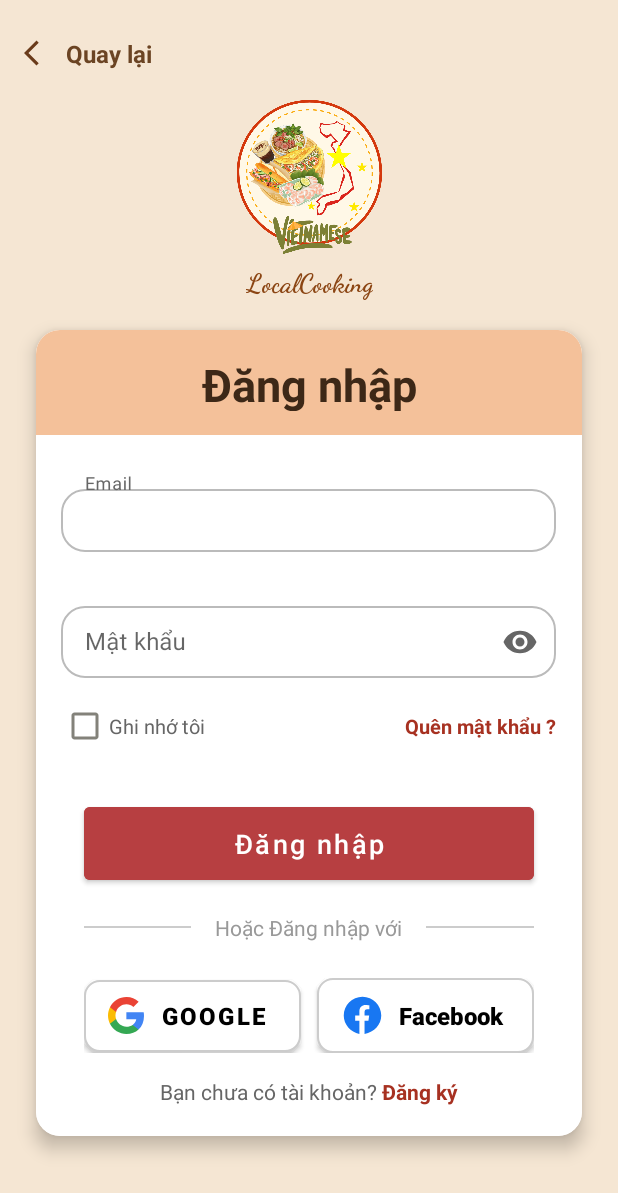
After one commit to TrieuTien0311/LOCALCOOKING, an Android app: the layout activity_login.xml on its own in the app's theme, with its tools: preview values and no code run, on a phone screen of 412 x 824 dp. The commit adds this screen. Shown: the top 1193 px of the screen. Run offline under Robolectric (Android 15) with nearby library versions, the phone set to English and light mode, and no system bars.

Commit message:
Hoàn thành trang đăng nhập

```diff
--- /dev/null
+++ b/app/src/main/java/com/example/localcooking_v3t/Login.java
@@ -0,0 +1,27 @@
+package com.example.localcooking_v3t;
+
+import android.os.Bundle;
+
+import androidx.activity.EdgeToEdge;
+import androidx.appcompat.app.AppCompatActivity;
+import androidx.core.graphics.Insets;
+import androidx.core.view.ViewCompat;
+import androidx.core.view.WindowInsetsCompat;
+
+public class Login extends AppCompatActivity {
+
+    @Override
+    protected void onCreate(Bundle savedInstanceState) {
+        super.onCreate(savedInstanceState);
+        EdgeToEdge.enable(this);
+        setContentView(R.layout.activity_login);
+
+        // Cấu hình EdgeToEdge
+        ViewCompat.setOnApplyWindowInsetsListener(findViewById(R.id.main), (v, insets) -> {
+            Insets systemBars = insets.getInsets(WindowInsetsCompat.Type.systemBars());
+            v.setPadding(systemBars.left, systemBars.top, systemBars.right, systemBars.bottom);
+            return insets;
+        });
+
+    }
+}
--- /dev/null
+++ b/app/src/main/res/layout/activity_login.xml
@@ -0,0 +1,300 @@
+<?xml version="1.0" encoding="utf-8"?>
+<androidx.constraintlayout.widget.ConstraintLayout
+    xmlns:android="http://schemas.android.com/apk/res/android"
+    xmlns:tools="http://schemas.android.com/tools"
+    xmlns:app="http://schemas.android.com/apk/res-auto"
+    android:id="@+id/main"
+    android:layout_width="match_parent"
+    android:layout_height="match_parent"
+    android:background="#F5E6D3"
+    tools:context=".Login">
+
+    <!-- Back Button -->
+    <ImageView
+        android:id="@+id/btnBack"
+        android:layout_width="20dp"
+        android:layout_height="20dp"
+        android:layout_marginStart="16dp"
+        android:layout_marginTop="25dp"
+        android:contentDescription="Back"
+        android:src="@drawable/ic_back"
+        app:layout_constraintStart_toStartOf="parent"
+        app:layout_constraintTop_toTopOf="parent" />
+
+    <TextView
+        android:id="@+id/tvBack"
+        android:layout_width="wrap_content"
+        android:layout_height="wrap_content"
+        android:layout_marginStart="8dp"
+        android:text="Quay lại"
+        android:textColor="#6B4423"
+        android:textSize="16sp"
+        android:textStyle="bold"
+        app:layout_constraintBottom_toBottomOf="@id/btnBack"
+        app:layout_constraintStart_toEndOf="@id/btnBack"
+        app:layout_constraintTop_toTopOf="@id/btnBack" />
+
+    <!-- Logo -->
+    <ImageView
+        android:id="@+id/ivLogo"
+        android:layout_width="110dp"
+        android:layout_height="110dp"
+        android:layout_marginTop="60dp"
+        android:contentDescription="Logo"
+        android:src="@drawable/logo"
+        app:layout_constraintEnd_toEndOf="parent"
+        app:layout_constraintStart_toStartOf="parent"
+        app:layout_constraintTop_toTopOf="parent" />
+
+    <!-- Local Cooking Text -->
+    <TextView
+        android:id="@+id/tvAppName"
+        android:layout_width="wrap_content"
+        android:layout_height="wrap_content"
+        android:layout_marginTop="8dp"
+        android:fontFamily="cursive"
+        android:text="LocalCooking"
+        android:textColor="#8B4513"
+        android:textSize="17sp"
+        android:textStyle="bold"
+        app:layout_constraintEnd_toEndOf="parent"
+        app:layout_constraintStart_toStartOf="parent"
+        app:layout_constraintTop_toBottomOf="@id/ivLogo" />
+
+    <!-- Card Container -->
+    <androidx.cardview.widget.CardView
+        android:id="@+id/cardLogin"
+        android:layout_width="0dp"
+        android:layout_height="wrap_content"
+        android:layout_marginStart="24dp"
+        android:layout_marginTop="20dp"
+        android:layout_marginEnd="24dp"
+        app:cardCornerRadius="16dp"
+        app:cardElevation="7dp"
+        app:layout_constraintEnd_toEndOf="parent"
+        app:layout_constraintStart_toStartOf="parent"
+        app:layout_constraintTop_toBottomOf="@id/tvAppName">
+
+        <LinearLayout
+            android:layout_width="match_parent"
+            android:layout_height="wrap_content"
+            android:background="#FFFFFF"
+            android:orientation="vertical"
+            android:padding="0dp">
+
+            <!-- Title -->
+            <TextView
+                android:layout_width="match_parent"
+                android:layout_height="70dp"
+                android:layout_marginBottom="25dp"
+                android:background="#F4C19A"
+                android:gravity="center"
+                android:padding="16dp"
+                android:text="Đăng nhập"
+                android:textColor="#3D2817"
+                android:textSize="30sp"
+                android:textStyle="bold" />
+
+            <!-- Email Input with Floating Label -->
+            <com.google.android.material.textfield.TextInputLayout
+                android:id="@+id/tilEmail"
+                android:layout_width="330dp"
+                android:layout_height="wrap_content"
+                android:layout_gravity="center_horizontal"
+                android:layout_marginBottom="25dp"
+                android:hint="Email"
+                app:boxBackgroundColor="@android:color/transparent"
+                app:boxBackgroundMode="none"
+                app:hintAnimationEnabled="true"
+                app:hintEnabled="true"
+                app:hintTextColor="#666666">
+
+                <com.google.android.material.textfield.TextInputEditText
+                    android:id="@+id/idEmail"
+                    android:layout_width="match_parent"
+                    android:layout_height="wrap_content"
+                    android:background="@drawable/input_bg"
+                    android:inputType="textEmailAddress"
+                    android:paddingLeft="30dp"
+                    android:paddingTop="10dp"
+                    android:paddingEnd="15dp"
+                    android:paddingBottom="10dp" />
+            </com.google.android.material.textfield.TextInputLayout>
+
+            <!-- Mật khẩu Input with Floating Label and Password Toggle -->
+            <com.google.android.material.textfield.TextInputLayout
+                android:id="@+id/tilMatKhau"
+                android:layout_width="330dp"
+                android:layout_height="wrap_content"
+                android:layout_gravity="center_horizontal"
+                android:layout_marginBottom="8dp"
+                android:hint="Mật khẩu"
+                app:boxBackgroundColor="@android:color/transparent"
+                app:boxBackgroundMode="none"
+                app:hintAnimationEnabled="true"
+                app:hintEnabled="true"
+                app:hintTextColor="#666666"
+                app:passwordToggleEnabled="true"
+                app:passwordToggleTint="#666666">
+
+                <com.google.android.material.textfield.TextInputEditText
+                    android:id="@+id/idMatKhau"
+                    android:layout_width="match_parent"
+                    android:layout_height="wrap_content"
+                    android:background="@drawable/input_bg"
+                    android:inputType="textPassword"
+                    android:paddingLeft="30dp"
+                    android:paddingTop="10dp"
+                    android:paddingEnd="50dp"
+                    android:paddingBottom="10dp" />
+            </com.google.android.material.textfield.TextInputLayout>
+
+            <!-- Remember Me and Forgot Password Row -->
+            <LinearLayout
+                android:layout_width="330dp"
+                android:layout_height="wrap_content"
+                android:layout_gravity="center_horizontal"
+                android:layout_marginBottom="16dp"
+                android:gravity="center_vertical"
+                android:orientation="horizontal">
+
+                <CheckBox
+                    android:id="@+id/cbRememberMe"
+                    android:layout_width="0dp"
+                    android:layout_height="wrap_content"
+                    android:layout_weight="1"
+                    android:buttonTint="#83827A"
+                    android:text="Ghi nhớ tôi"
+                    android:textColor="#666666"
+                    android:textSize="13sp" />
+
+                <TextView
+                    android:id="@+id/tvForgotPassword"
+                    android:layout_width="wrap_content"
+                    android:layout_height="wrap_content"
+                    android:text="Quên mật khẩu ?"
+                    android:textColor="#A73121"
+                    android:textSize="13sp"
+                    android:textStyle="bold" />
+            </LinearLayout>
+
+            <!-- Login Button -->
+            <Button
+                android:id="@+id/btnDangNhap"
+                android:layout_width="300dp"
+                android:layout_height="wrap_content"
+                android:layout_gravity="center_horizontal"
+                android:layout_marginTop="8dp"
+                android:backgroundTint="#B73F41"
+                android:paddingTop="12dp"
+                android:paddingBottom="12dp"
+                android:text="Đăng nhập"
+                android:textAllCaps="false"
+                android:textSize="18sp" />
+
+            <!-- Divider -->
+            <LinearLayout
+                android:layout_width="300dp"
+                android:layout_height="wrap_content"
+                android:layout_gravity="center_horizontal"
+                android:layout_marginTop="16dp"
+                android:layout_marginBottom="24dp"
+                android:gravity="center_vertical"
+                android:orientation="horizontal">
+
+                <View
+                    android:layout_width="0dp"
+                    android:layout_height="1dp"
+                    android:layout_weight="1"
+                    android:background="#CCCCCC" />
+
+                <TextView
+                    android:layout_width="wrap_content"
+                    android:layout_height="wrap_content"
+                    android:layout_marginStart="16dp"
+                    android:layout_marginEnd="16dp"
+                    android:text="Hoặc Đăng nhập với"
+                    android:textColor="#999999"
+                    android:textSize="14sp" />
+
+                <View
+                    android:layout_width="0dp"
+                    android:layout_height="1dp"
+                    android:layout_weight="1"
+                    android:background="#CCCCCC" />
+            </LinearLayout>
+
+            <!-- Social Login Buttons -->
+            <LinearLayout
+                android:layout_width="300dp"
+                android:layout_height="wrap_content"
+                android:layout_gravity="center_horizontal"
+                android:layout_marginBottom="16dp"
+                android:orientation="horizontal">
+
+                <com.google.android.material.button.MaterialButton
+                    android:id="@+id/btnGG"
+                    android:layout_width="0dp"
+                    android:layout_height="wrap_content"
+                    android:layout_marginEnd="5dp"
+                    android:layout_weight="1"
+                    android:background="@drawable/button_bg"
+                    android:drawableLeft="@drawable/ic_google"
+                    android:text="Google"
+                    android:textColor="#000000"
+                    android:textSize="16sp"
+                    android:textStyle="bold"
+                    app:backgroundTint="@null"
+                    app:iconGravity="textStart"
+                    app:iconPadding="3dp" />
+
+                <com.google.android.material.button.MaterialButton
+                    android:id="@+id/btnFB"
+                    android:layout_width="0dp"
+                    android:layout_height="wrap_content"
+                    android:layout_marginStart="5dp"
+                    android:layout_weight="1"
+                    android:background="@drawable/button_bg"
+                    android:drawableLeft="@drawable/icon_facebook"
+                    android:letterSpacing="0.001"
+                    android:paddingLeft="15dp"
+                    android:paddingRight="15dp"
+                    android:text="Facebook"
+                    android:textAllCaps="false"
+                    android:textColor="#000000"
+                    android:textSize="16sp"
+                    android:textStyle="bold"
+                    app:backgroundTint="@null"
+                    app:iconGravity="textStart"
+                    app:iconPadding="3dp" />
+            </LinearLayout>
+
+            <!-- Register Link -->
+            <LinearLayout
+                android:layout_width="wrap_content"
+                android:layout_height="wrap_content"
+                android:layout_gravity="center"
+                android:layout_marginBottom="20dp"
+                android:orientation="horizontal">
+
+                <TextView
+                    android:layout_width="wrap_content"
+                    android:layout_height="wrap_content"
+                    android:text="Bạn chưa có tài khoản? "
+                    android:textColor="#666666"
+                    android:textSize="14sp" />
+
+                <TextView
+                    android:id="@+id/tvRegister"
+                    android:layout_width="wrap_content"
+                    android:layout_height="wrap_content"
+                    android:text="Đăng ký"
+                    android:textColor="#A73121"
+                    android:textSize="14sp"
+                    android:textStyle="bold" />
+            </LinearLayout>
+
+        </LinearLayout>
+    </androidx.cardview.widget.CardView>
+
+</androidx.constraintlayout.widget.ConstraintLayout>
--- a/app/src/main/res/layout/activity_register.xml
+++ b/app/src/main/res/layout/activity_register.xml
@@ -199,11 +199,14 @@
                 <Button
                     android:id="@+id/btnTaoTaiKhoan"
                     android:layout_width="300dp"
-                    android:layout_height="45dp"
+                    android:layout_height="wrap_content"
                     android:layout_gravity="center_horizontal"
                     android:layout_marginTop="8dp"
                     android:backgroundTint="#B73F41"
+                    android:paddingTop="12dp"
+                    android:paddingBottom="12dp"
                     android:text="Tạo tài khoản"
+                    android:textAllCaps="false"
                     android:textSize="18sp" />
 
                 <!-- Divider -->
@@ -254,13 +257,15 @@
                         android:layout_weight="1"
                         android:background="@drawable/button_bg"
                         android:drawableLeft="@drawable/ic_google"
+                        android:letterSpacing="0.001"
                         android:text="Google"
+                        android:textAllCaps="false"
                         android:textColor="#000000"
                         android:textSize="16sp"
                         android:textStyle="bold"
                         app:backgroundTint="@null"
                         app:iconGravity="textStart"
-                        app:iconPadding="3dp" />
+                        app:iconPadding="-5dp" />
 
                     <com.google.android.material.button.MaterialButton
                         android:id="@+id/btnFB"
@@ -270,9 +275,11 @@
                         android:layout_weight="1"
                         android:background="@drawable/button_bg"
                         android:drawableLeft="@drawable/icon_facebook"
+                        android:letterSpacing="0.001"
                         android:paddingLeft="15dp"
                         android:paddingRight="15dp"
                         android:text="Facebook"
+                        android:textAllCaps="false"
                         android:textColor="#000000"
                         android:textSize="16sp"
                         android:textStyle="bold"
```
Also changed, not shown: app/src/main/AndroidManifest.xml (+4 -3 lines).
